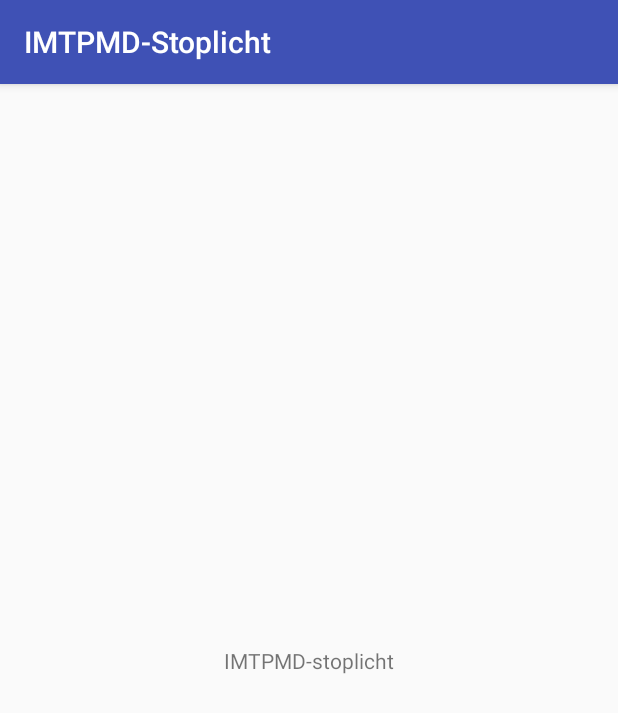
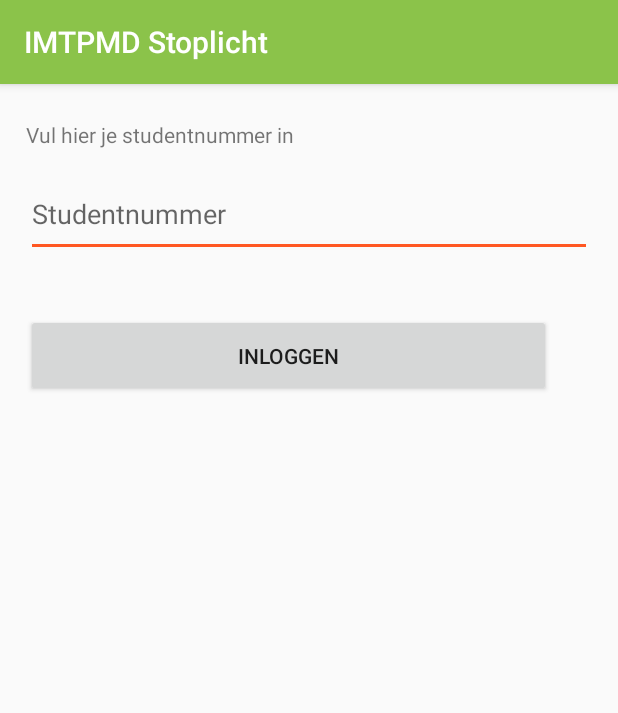
Before and after one commit to zowie93/IMTPMD, an Android app: the screen it shows after launch (LoginActivity), on a phone screen of 412 x 824 dp. Shown: the top 713 px of the screen. Run offline under Robolectric (Android 15) with nearby library versions, the phone set to English and light mode, and no system bars.

Commit message:
Login constraint view

```diff
--- a/app/src/main/res/layout/activity_login.xml
+++ b/app/src/main/res/layout/activity_login.xml
@@ -4,15 +4,67 @@
     xmlns:tools="http://schemas.android.com/tools"
     android:layout_width="match_parent"
     android:layout_height="match_parent"
-    tools:context="imtpmd.imtpmd_stoplicht.LoginActivity">
+    tools:context="imtpmd.imtpmd_stoplicht.LoginActivity"
+    android:orientation="vertical"
+    app:layout_constraintLeft_toLeftOf="parent"
+    app:layout_constraintRight_toRightOf="parent"
+    tools:layout_constraintTop_creator="1"
+    tools:layout_constraintRight_creator="1"
+    tools:layout_constraintBottom_creator="1"
+    android:layout_marginStart="8dp"
+    app:layout_constraintBottom_toBottomOf="parent"
+    android:layout_marginEnd="8dp"
+    android:layout_marginTop="8dp"
+    tools:layout_constraintLeft_creator="1"
+    android:layout_marginBottom="8dp"
+    app:layout_constraintTop_toTopOf="parent">
+
+    <EditText
+        android:id="@+id/studentnr"
+        android:layout_width="0dp"
+        android:layout_height="57dp"
+        android:layout_marginTop="50dp"
+        android:ems="10"
+        android:hint="@string/studentnummer"
+        android:inputType="number"
+        android:textColorLink="@color/colorAccent"
+        app:layout_constraintLeft_toLeftOf="parent"
+        app:layout_constraintRight_toRightOf="parent"
+        app:layout_constraintTop_toTopOf="parent"
+        tools:layout_constraintTop_creator="1"
+        tools:layout_constraintRight_creator="1"
+        android:layout_marginStart="9dp"
+        android:layout_marginEnd="9dp"
+        tools:layout_constraintLeft_creator="1" />
 
     <TextView
-        android:layout_width="wrap_content"
-        android:layout_height="wrap_content"
-        android:text="IMTPMD-stoplicht"
-        app:layout_constraintBottom_toBottomOf="parent"
+        android:id="@+id/textView"
+        android:layout_width="0dp"
+        android:layout_height="0dp"
+        android:text="@string/labelstudentnummer"
+        app:layout_constraintRight_toRightOf="parent"
         app:layout_constraintLeft_toLeftOf="parent"
-        app:layout_constraintRight_toRightOf="parent"
+        tools:layout_constraintTop_creator="1"
+        tools:layout_constraintRight_creator="1"
+        tools:layout_constraintBottom_creator="1"
+        app:layout_constraintBottom_toTopOf="@+id/studentnr"
+        android:layout_marginStart="9dp"
+        android:layout_marginEnd="9dp"
+        android:layout_marginTop="16dp"
+        tools:layout_constraintLeft_creator="1"
+        android:layout_marginBottom="8dp"
         app:layout_constraintTop_toTopOf="parent" />
 
+    <Button
+        android:id="@+id/btn_login"
+        android:layout_width="350dp"
+        android:layout_height="55dp"
+        android:layout_marginStart="9dp"
+        android:layout_marginTop="38dp"
+        android:text="@string/btn_inloggen"
+        app:layout_constraintLeft_toLeftOf="parent"
+        app:layout_constraintTop_toBottomOf="@+id/studentnr"
+        tools:layout_constraintLeft_creator="1"
+        tools:layout_constraintTop_creator="1"
+        android:layout_marginLeft="9dp" />
 </android.support.constraint.ConstraintLayout>
--- a/app/src/main/res/values/colors.xml
+++ b/app/src/main/res/values/colors.xml
@@ -1,6 +1,6 @@
 <?xml version="1.0" encoding="utf-8"?>
 <resources>
-    <color name="colorPrimary">#3F51B5</color>
-    <color name="colorPrimaryDark">#303F9F</color>
-    <color name="colorAccent">#FF4081</color>
+    <color name="colorPrimary">#8bc34a</color>
+    <color name="colorPrimaryDark">#689f38</color>
+    <color name="colorAccent">#ff5722</color>
 </resources>
--- a/app/src/main/res/values/strings.xml
+++ b/app/src/main/res/values/strings.xml
@@ -1,3 +1,6 @@
 <resources>
-    <string name="app_name">IMTPMD-Stoplicht</string>
+    <string name="app_name">IMTPMD Stoplicht</string>
+    <string name="studentnummer">Studentnummer</string>
+    <string name="labelstudentnummer">Vul hier je studentnummer in</string>
+    <string name="btn_inloggen">Inloggen</string>
 </resources>
```
